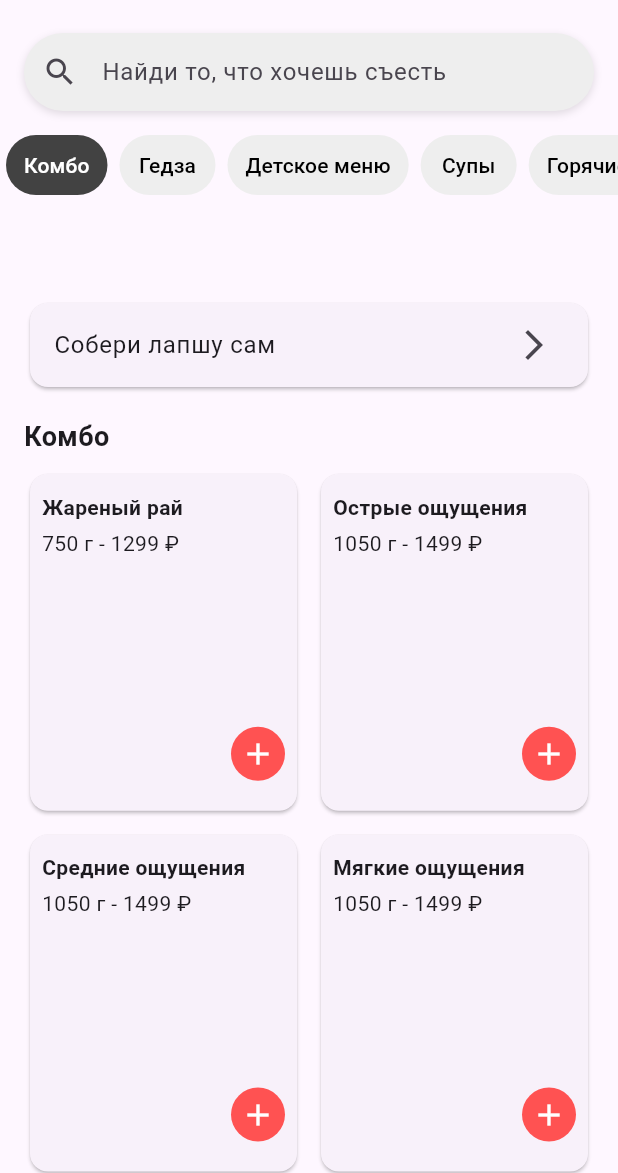
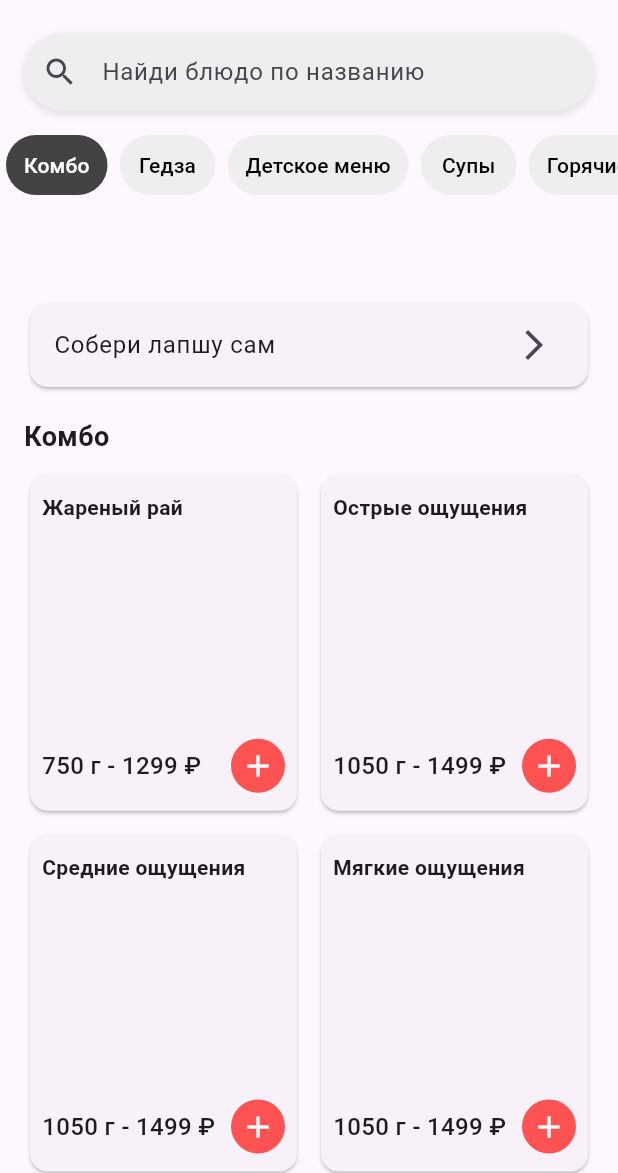
Before and after one commit to pangedza/pangedza_delivery, a Flutter app: the MenuScreen screen opened directly, on a phone screen of 412 x 824 dp, the part 63-1236 px from its top. Run offline on Flutter 3.47's test engine with Material 3 defaults, Android fonts, the light colour scheme and no system bars; our stand-ins replace geocoding, google_maps_flutter.

Commit message:
Update dish card layout and improve search

```diff
--- a/lib/screens/menu_screen.dart
+++ b/lib/screens/menu_screen.dart
@@ -1,3 +1,4 @@
+import 'dart:async';
 import 'package:flutter/material.dart';
 import 'package:flutter/rendering.dart';
 
@@ -21,6 +22,8 @@ class _MenuScreenState extends State<MenuScreen> {
   final ScrollController _listController = ScrollController();
   final ScrollController _categoryController = ScrollController();
   late final TextEditingController _searchController;
+  Timer? _debounce;
+  String _searchQuery = '';
   final CartModel cart = CartModel.instance;
   Future<List<Category>>? _menuFuture;
 
@@ -37,7 +40,7 @@ class _MenuScreenState extends State<MenuScreen> {
   void initState() {
     super.initState();
     _searchController = TextEditingController();
-    _searchController.addListener(() => setState(() {}));
+    _searchController.addListener(_onSearchChanged);
     cart.addListener(_cartUpdate);
   }
 
@@ -51,12 +54,23 @@ class _MenuScreenState extends State<MenuScreen> {
   void dispose() {
     _listController.dispose();
     _categoryController.dispose();
+    _debounce?.cancel();
     _searchController.dispose();
     cart.removeListener(_cartUpdate);
     super.dispose();
   }
 
   void _cartUpdate() => setState(() {});
+
+  void _onSearchChanged() {
+    if (_debounce?.isActive ?? false) _debounce!.cancel();
+    _debounce = Timer(const Duration(milliseconds: 300), () {
+      setState(() {
+        _searchQuery = _searchController.text;
+        _activeCategory = 0;
+      });
+    });
+  }
 
   void _openBuilder(BuildContext context) {
     showModalBottomSheet(
@@ -146,6 +160,19 @@ class _MenuScreenState extends State<MenuScreen> {
                 return const Center(child: Text('Меню пусто'));
               }
               final categories = snapshot.data!;
+              final query = _searchQuery.trim().toLowerCase();
+              final visible = <int>[];
+              for (var i = 0; i < categories.length; i++) {
+                if (query.isEmpty ||
+                    categories[i]
+                        .dishes
+                        .any((d) => d.name.toLowerCase().contains(query))) {
+                  visible.add(i);
+                }
+              }
+              if (query.isNotEmpty && visible.isEmpty) {
+                return const Center(child: Text('Блюдо не найдено'));
+              }
               if (_categoryKeys.length != categories.length) {
                 _categoryKeys = List.generate(
                   categories.length,
@@ -157,7 +184,9 @@ class _MenuScreenState extends State<MenuScreen> {
                 );
               }
               _listController.removeListener(_onScroll);
-              _listController.addListener(_onScroll);
+              if (query.isEmpty) {
+                _listController.addListener(_onScroll);
+              }
               return Stack(
                 children: [
                   ListView(
@@ -177,15 +206,15 @@ class _MenuScreenState extends State<MenuScreen> {
                         ),
                       ),
                       const SizedBox(height: 16),
-                      for (var i = 0; i < categories.length; i++)
+                      for (var idx in visible)
                         Container(
-                          key: _categoryKeys[i],
+                          key: _categoryKeys[idx],
                           margin: const EdgeInsets.only(bottom: 16),
                           child: Column(
                             crossAxisAlignment: CrossAxisAlignment.start,
                             children: [
                               Text(
-                                categories[i].name,
+                                categories[idx].name,
                                 style: const TextStyle(
                                   fontSize: 18,
                                   fontWeight: FontWeight.bold,
@@ -194,19 +223,14 @@ class _MenuScreenState extends State<MenuScreen> {
                               const SizedBox(height: 8),
                               Builder(
                                 builder: (_) {
-                                  final filtered = categories[i].dishes
-                                      .where(
-                                        (d) => d.name.toLowerCase().contains(
-                                          _searchController.text.toLowerCase(),
-                                        ),
-                                      )
-                                      .toList();
-                                  if (filtered.isEmpty) {
-                                    return const Padding(
-                                      padding: EdgeInsets.all(8),
-                                      child: Text('Блюда не найдены'),
-                                    );
-                                  }
+                                  final filtered = query.isEmpty
+                                      ? categories[idx].dishes
+                                      : categories[idx]
+                                          .dishes
+                                          .where((d) => d.name
+                                              .toLowerCase()
+                                              .contains(query))
+                                          .toList();
                                   return GridView.builder(
                                     shrinkWrap: true,
                                     physics:
@@ -255,7 +279,7 @@ class _MenuScreenState extends State<MenuScreen> {
                               child: TextField(
                                 controller: _searchController,
                                 decoration: InputDecoration(
-                                  hintText: 'Найди то, что хочешь съесть',
+                                  hintText: 'Найди блюдо по названию',
                                   prefixIcon: const Icon(Icons.search),
                                   suffixIcon: _searchController.text.isNotEmpty
                                       ? IconButton(
@@ -281,16 +305,16 @@ class _MenuScreenState extends State<MenuScreen> {
                               scrollDirection: Axis.horizontal,
                               child: Row(
                                 children: [
-                                  for (var i = 0; i < categories.length; i++)
+                                  for (var i = 0; i < visible.length; i++)
                                     Padding(
                                       padding: const EdgeInsets.symmetric(
                                         horizontal: 4,
                                       ),
                                       child: TextButton(
-                                        key: _buttonKeys[i],
+                                        key: _buttonKeys[visible[i]],
                                         onPressed: () {
                                           setState(() => _activeCategory = i);
-                                          _scrollToCategory(i);
+                                          _scrollToCategory(visible[i]);
                                         },
                                         style: TextButton.styleFrom(
                                           backgroundColor: _activeCategory == i
@@ -305,7 +329,7 @@ class _MenuScreenState extends State<MenuScreen> {
                                             ),
                                           ),
                                         ),
-                                        child: Text(categories[i].name),
+                                        child: Text(categories[visible[i]].name),
                                       ),
                                     ),
                                 ],
--- /dev/null
+++ b/lib/utils/search_filter.dart
@@ -0,0 +1,16 @@
+import '../models/category.dart';
+
+/// Filters categories by dish name query.
+List<Category> filterCategories(List<Category> categories, String query) {
+  final q = query.trim().toLowerCase();
+  if (q.isEmpty) return categories;
+  final result = <Category>[];
+  for (final c in categories) {
+    final dishes =
+        c.dishes.where((d) => d.name.toLowerCase().contains(q)).toList();
+    if (dishes.isNotEmpty) {
+      result.add(Category(name: c.name, dishes: dishes));
+    }
+  }
+  return result;
+}
--- a/lib/widgets/dish_card.dart
+++ b/lib/widgets/dish_card.dart
@@ -37,37 +37,32 @@ class DishCard extends StatelessWidget {
       child: Card(
         child: Padding(
           padding: const EdgeInsets.symmetric(vertical: 12, horizontal: 8),
-          child: Stack(
-          children: [
-            Column(
-              mainAxisSize: MainAxisSize.min,
+          child: Column(
             crossAxisAlignment: CrossAxisAlignment.start,
             children: [
               Expanded(
                 child: InkWell(
                   onTap: hasMods ? () => _openSheet(context) : null,
-                    child: Column(
-                      crossAxisAlignment: CrossAxisAlignment.start,
-                      children: [
-                        Text(
+                  child: Align(
+                    alignment: Alignment.topLeft,
+                    child: Text(
                       dish.name,
                       style: const TextStyle(fontWeight: FontWeight.bold),
                     ),
-                        const SizedBox(height: 4),
-                        Text(
-                          '${firstVariant.title.isNotEmpty ? '${firstVariant.title} - ' : ''}${firstVariant.price} ₽',
-                        ),
-                      ],
                   ),
                 ),
               ),
-                const SizedBox(height: 32),
-              ],
+              Row(
+                mainAxisAlignment: MainAxisAlignment.spaceBetween,
+                children: [
+                  Text(
+                    '${firstVariant.title.isNotEmpty ? '${firstVariant.title} - ' : ''}${firstVariant.price} ₽',
+                    style: const TextStyle(
+                      fontSize: 16,
+                      fontWeight: FontWeight.w500,
                     ),
-            Positioned(
-              bottom: 8,
-              right: 0,
-              child: Stack(
+                  ),
+                  Stack(
                     clipBehavior: Clip.none,
                     children: [
                       InkWell(
@@ -97,6 +92,7 @@ class DishCard extends StatelessWidget {
                         ),
                     ],
                   ),
+                ],
               ),
             ],
           ),
```
Also changed, not shown: 1 other file. Lines whose indentation alone changed are shown as unchanged.
